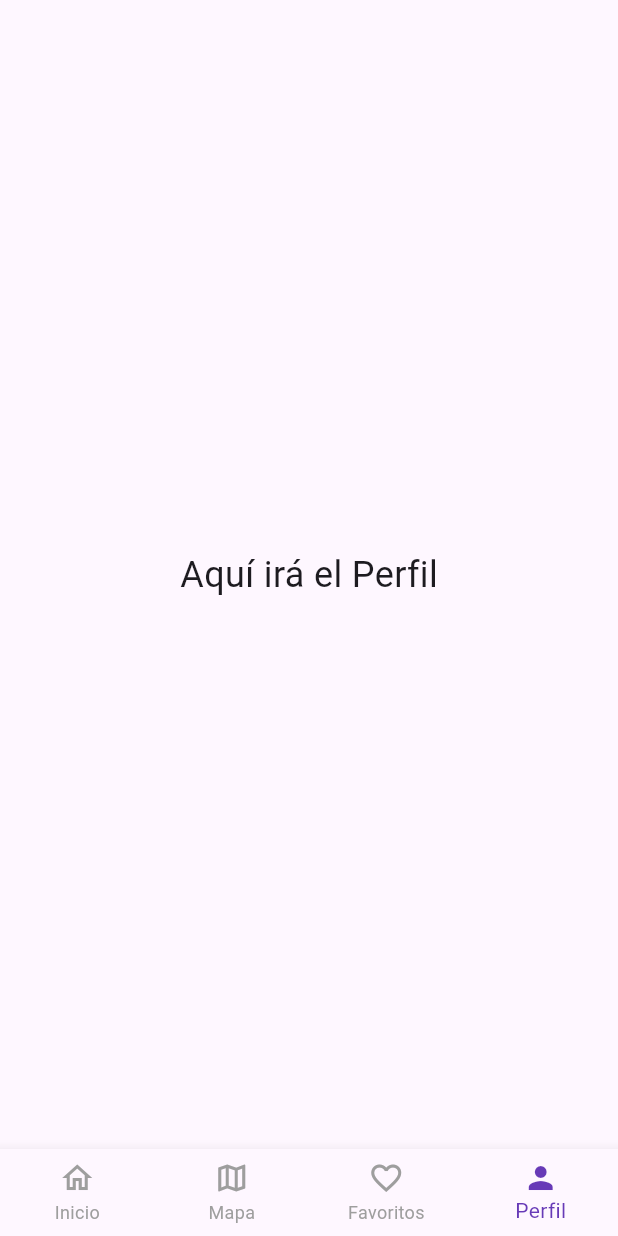
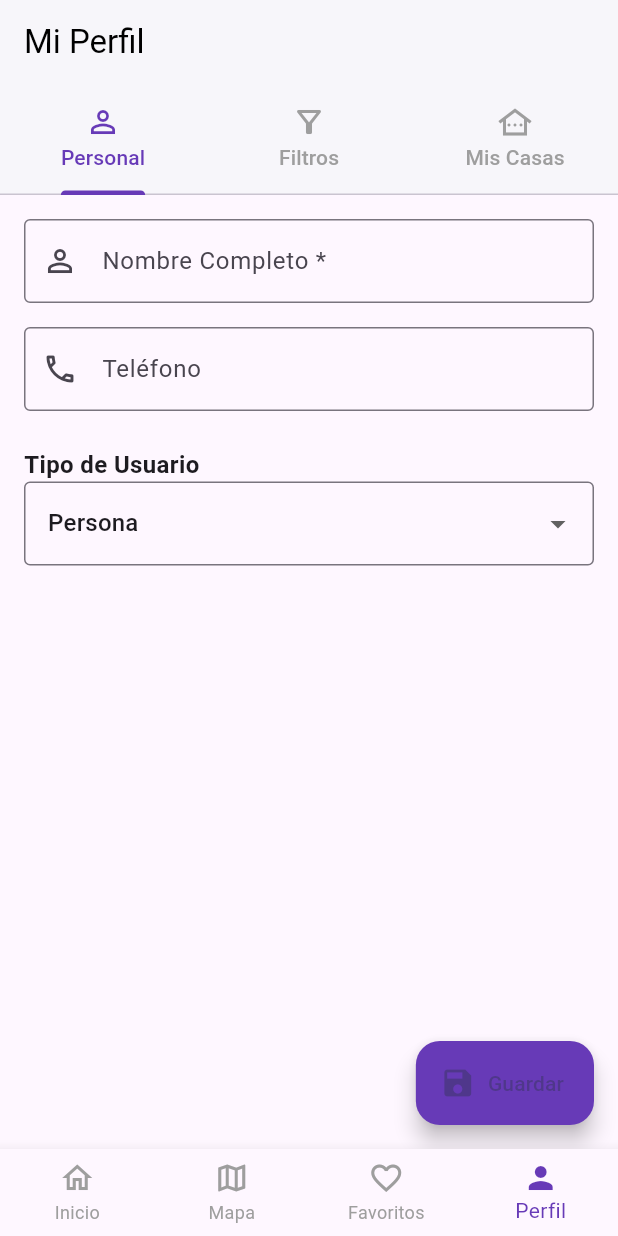
Before and after one commit to spcolonna/flutter-MatchHouse, a Flutter app: the HomeScreen screen opened directly with empty values, item 4 of the bottom bar chosen, on a phone screen of 412 x 824 dp. Run offline on Flutter 3.47's test engine with Material 3 defaults, Android fonts, the phone set to English and light mode, and no system bars; our stand-ins replace firebase_auth, firebase_core, flutter_map, latlong2, location; accounts and stored records are empty.

Commit message:
save user info profile

```diff
--- /dev/null
+++ b/lib/enums/UserRole.dart
@@ -0,0 +1 @@
+enum UserRole { person, agency }
--- a/lib/screens/HomeScreen.dart
+++ b/lib/screens/HomeScreen.dart
@@ -1,4 +1,5 @@
 import 'package:flutter/material.dart';
+import 'package:matchhouse_flutter/screens/ProfilePage.dart';
 import 'package:matchhouse_flutter/screens/discover_page.dart';
 
 import 'MapPage.dart';
@@ -13,7 +14,6 @@ class HomeScreen extends StatefulWidget {
 }
 
 class _HomeScreenState extends State<HomeScreen> {
-  // Variable para guardar el índice de la pestaña seleccionada
   int _selectedIndex = 0;
 
   // Lista de las páginas que corresponden a cada pestaña
@@ -21,7 +21,7 @@ class _HomeScreenState extends State<HomeScreen> {
     const DiscoverPage(),
     const MapPage(),
     const Center(child: Text('Aquí irán los Favoritos', style: TextStyle(fontSize: 24))),
-    const Center(child: Text('Aquí irá el Perfil', style: TextStyle(fontSize: 24))),
+    const ProfilePage(),
   ];
 
   // Función que se llama cuando se toca una pestaña
--- /dev/null
+++ b/lib/screens/ProfilePage.dart
@@ -0,0 +1,62 @@
+import 'package:flutter/material.dart';
+
+import 'package:matchhouse_flutter/screens/tabs/PersonalInfoTab.dart';
+import 'package:matchhouse_flutter/screens/tabs/SearchFiltersTab.dart';
+import 'package:matchhouse_flutter/screens/tabs/MyHousesTab.dart';
+
+class ProfilePage extends StatefulWidget {
+  const ProfilePage({super.key});
+
+  @override
+  State<ProfilePage> createState() => _ProfilePageState();
+}
+
+class _ProfilePageState extends State<ProfilePage> with SingleTickerProviderStateMixin {
+  late TabController _tabController;
+
+  @override
+  void initState() {
+    super.initState();
+    _tabController = TabController(length: 3, vsync: this);
+  }
+
+  @override
+  void dispose() {
+    _tabController.dispose();
+    super.dispose();
+  }
+
+  @override
+  Widget build(BuildContext context) {
+    return Scaffold(
+      appBar: AppBar(
+        title: const Text('Mi Perfil'),
+        backgroundColor: Colors.white,
+        foregroundColor: Colors.black,
+        elevation: 1,
+        // La propiedad 'bottom' del AppBar es el lugar perfecto para nuestra barra de pestañas
+        bottom: TabBar(
+          controller: _tabController,
+          labelColor: Colors.deepPurple,
+          unselectedLabelColor: Colors.grey,
+          indicatorColor: Colors.deepPurple,
+          tabs: const [
+            Tab(icon: Icon(Icons.person_outline), text: 'Personal'),
+            Tab(icon: Icon(Icons.filter_alt_outlined), text: 'Filtros'),
+            Tab(icon: Icon(Icons.other_houses_outlined), text: 'Mis Casas'),
+          ],
+        ),
+      ),
+      // El body del Scaffold será un TabBarView, que contiene las páginas de cada pestaña
+      body: TabBarView(
+        controller: _tabController,
+        children: const [
+          // Cada hijo aquí corresponde a una de las pestañas en el mismo orden
+          PersonalInfoTab(),
+          SearchFiltersTab(),
+          MyHousesTab(),
+        ],
+      ),
+    );
+  }
+}
--- /dev/null
+++ b/lib/screens/tabs/PersonalInfoTab.dart
@@ -0,0 +1,183 @@
+import 'package:flutter/material.dart';
+import 'package:firebase_auth/firebase_auth.dart';
+import 'dart:convert';
+import 'package:http/http.dart' as http;
+
+import '../../enums/UserRole.dart';
+
+class PersonalInfoTab extends StatefulWidget {
+  const PersonalInfoTab({super.key});
+
+  @override
+  State<PersonalInfoTab> createState() => _PersonalInfoTabState();
+}
+
+class _PersonalInfoTabState extends State<PersonalInfoTab> {
+  final _formKey = GlobalKey<FormState>();
+
+  final _nameController = TextEditingController();
+  final _phoneController = TextEditingController();
+  final _agencyNameController = TextEditingController();
+
+  UserRole _selectedRole = UserRole.person;
+  bool _isSaving = false;
+
+  @override
+  void dispose() {
+    _nameController.dispose();
+    _phoneController.dispose();
+    _agencyNameController.dispose();
+    super.dispose();
+  }
+
+  Future<void> _saveProfile() async {
+    if (_formKey.currentState!.validate() && !_isSaving) {
+      setState(() { _isSaving = true; });
+
+      final user = FirebaseAuth.instance.currentUser;
+      if (user == null) {
+        ScaffoldMessenger.of(context).showSnackBar(
+          const SnackBar(content: Text('Error: Usuario no autenticado.')),
+        );
+        setState(() { _isSaving = false; });
+        return;
+      }
+
+      final userData = {
+        "id": user.uid,
+        "mail": user.email,
+        "name": _nameController.text,
+        "phoneNumber": _phoneController.text,
+        "role": _selectedRole == UserRole.agency ? "AGENCY" : "PERSON",
+        "agencyName": _agencyNameController.text.isNotEmpty ? _agencyNameController.text : null,
+      };
+
+      try {
+        final url = Uri.parse('http://localhost:8080/user');
+
+        print('Enviando a Ktor: ${jsonEncode(userData)}');
+
+        final response = await http.post(
+          url,
+          headers: {
+            'Content-Type': 'application/json; charset=UTF-8',
+            // En el futuro, aquí añadirías el token de autenticación:
+            // 'Authorization': 'Bearer TU_ID_TOKEN_DE_FIREBASE'
+          },
+          body: jsonEncode(userData),
+        ).timeout(const Duration(seconds: 10));
+
+        if (response.statusCode == 200 || response.statusCode == 201) {
+          if (mounted) {
+            ScaffoldMessenger.of(context).showSnackBar(
+              const SnackBar(content: Text('Perfil guardado con éxito en el servidor')),
+            );
+          }
+        } else {
+          final errorData = jsonDecode(response.body);
+          final errorMessage = errorData['error'] ?? 'Error desconocido del servidor.';
+          if (mounted) {
+            ScaffoldMessenger.of(context).showSnackBar(
+              SnackBar(content: Text('Error del servidor: $errorMessage')),
+            );
+          }
+        }
+
+      } catch (e) {
+        if (mounted) {
+          ScaffoldMessenger.of(context).showSnackBar(
+            SnackBar(content: Text('Error de conexión: No se pudo contactar al servidor. ${e.toString()}')),
+          );
+        }
+      } finally {
+        if (mounted) {
+          setState(() { _isSaving = false; });
+        }
+      }
+    }
+  }
+
+  @override
+  Widget build(BuildContext context) {
+    // Usamos un Scaffold aquí para poder usar el FloatingActionButton
+    return Scaffold(
+      body: Form(
+        key: _formKey,
+        // Usamos ListView para que el formulario sea scrollable si el teclado aparece
+        child: ListView(
+          padding: const EdgeInsets.all(16.0),
+          children: [
+            TextFormField(
+              controller: _nameController,
+              decoration: const InputDecoration(
+                labelText: 'Nombre Completo *',
+                border: OutlineInputBorder(),
+                prefixIcon: Icon(Icons.person_outline),
+              ),
+              validator: (value) => (value == null || value.isEmpty) ? 'El nombre es obligatorio' : null,
+            ),
+            const SizedBox(height: 16),
+
+            TextFormField(
+              controller: _phoneController,
+              decoration: const InputDecoration(
+                labelText: 'Teléfono',
+                border: OutlineInputBorder(),
+                prefixIcon: Icon(Icons.phone_outlined),
+              ),
+              keyboardType: TextInputType.phone,
+            ),
+            const SizedBox(height: 24),
+
+            const Text('Tipo de Usuario', style: TextStyle(fontWeight: FontWeight.bold, fontSize: 16)),
+            DropdownButtonFormField<UserRole>(
+              value: _selectedRole,
+              onChanged: (UserRole? newValue) {
+                setState(() {
+                  _selectedRole = newValue!;
+                });
+              },
+              items: UserRole.values.map((UserRole role) {
+                return DropdownMenuItem<UserRole>(
+                  value: role,
+                  child: Text(role == UserRole.agency ? 'Inmobiliaria' : 'Persona'),
+                );
+              }).toList(),
+              decoration: const InputDecoration(border: OutlineInputBorder()),
+            ),
+            const SizedBox(height: 16),
+
+            if (_selectedRole == UserRole.agency)
+              TextFormField(
+                controller: _agencyNameController,
+                decoration: const InputDecoration(
+                  labelText: 'Nombre de la Inmobiliaria *',
+                  border: OutlineInputBorder(),
+                  prefixIcon: Icon(Icons.business_outlined),
+                ),
+                validator: (value) => (_selectedRole == UserRole.agency && (value == null || value.isEmpty)) ? 'Este campo es obligatorio para inmobiliarias' : null,
+              ),
+            const SizedBox(height: 80), // Espacio extra para que el botón flotante no tape el último campo
+          ],
+        ),
+      ),
+
+      floatingActionButton: FloatingActionButton.extended(
+        onPressed: _saveProfile,
+        label: _isSaving ? const Text('Guardando...') : const Text('Guardar'),
+        icon: _isSaving
+            ? Container(
+          width: 24,
+          height: 24,
+          padding: const EdgeInsets.all(2.0),
+          child: const CircularProgressIndicator(
+            color: Colors.white,
+            strokeWidth: 3,
+          ),
+        )
+            : const Icon(Icons.save),
+        backgroundColor: Colors.deepPurple,
+      ),
+    );
+  }
+}
```
Also changed, not shown: lib/models/User.dart (added, +49 -0 lines), lib/screens/tabs/MyHousesTab.dart (added, +25 -0 lines), lib/screens/tabs/SearchFiltersTab.dart (added, +15 -0 lines).
